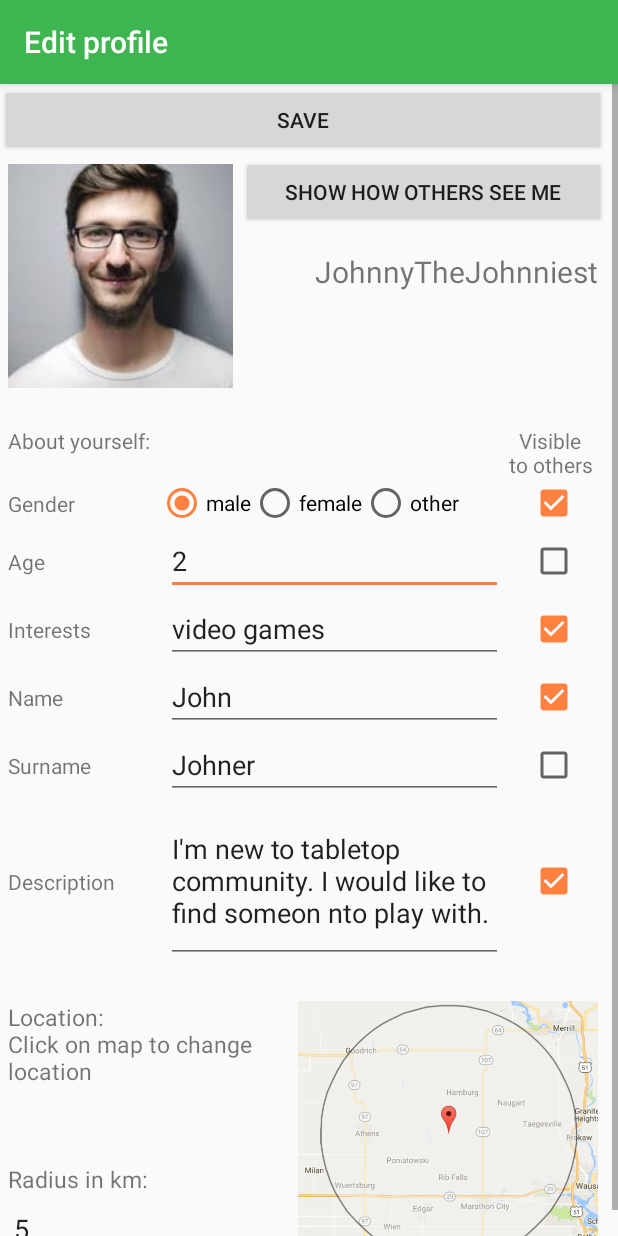
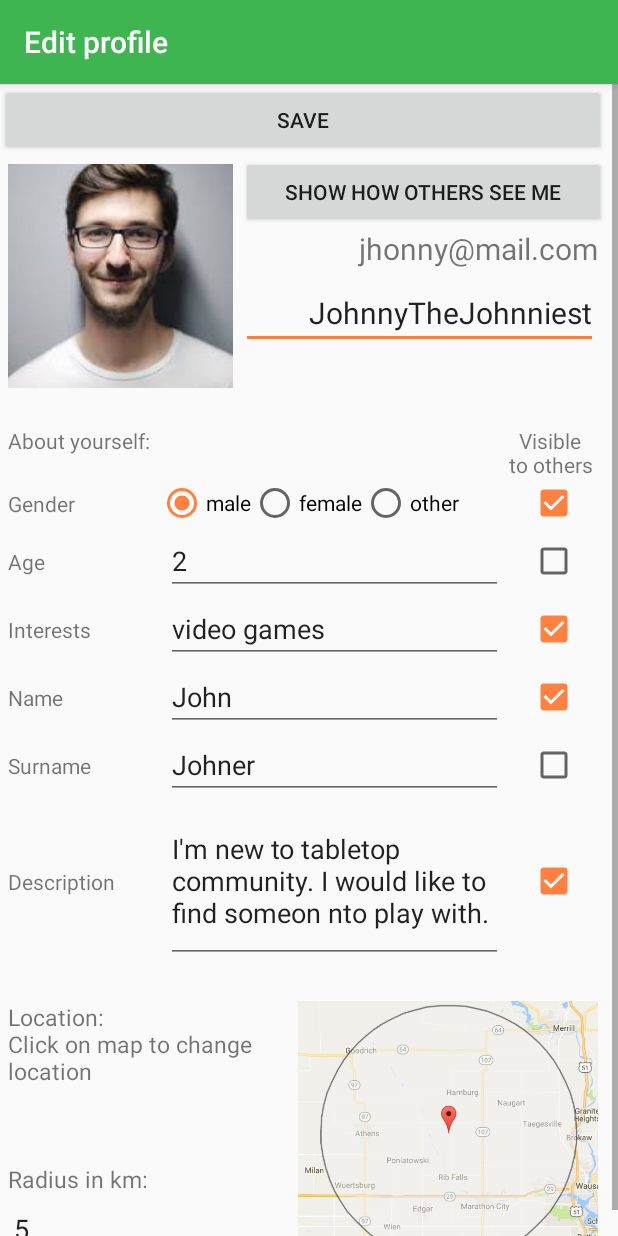
Before and after one commit to Mustrumion/HobbyHunter2, an Android app: the MainActivity screen opened directly, with no data from a screen before it, after a tap on "MY PROFILE", on a phone screen of 412 x 824 dp. Run offline under Robolectric (Android 15) with nearby library versions, the phone set to English and light mode, and no system bars; libraries missing offline, so code that uses them is left out: org.apache.commons; network calls fail; 1 statement that could not run was skipped.

Commit message:
loading profile

```diff
--- a/app/build.gradle
+++ b/app/build.gradle
@@ -30,6 +30,7 @@ dependencies {
     implementation 'com.google.android.gms:play-services-maps:15.0.1'
     implementation 'com.google.android.gms:play-services-location:15.0.1'
     implementation 'com.loopj.android:android-async-http:1.4.9'
+    implementation 'commons-beanutils:commons-beanutils:1.9.3'
     implementation 'com.squareup.retrofit2:retrofit:2.1.0'
     implementation 'com.google.code.gson:gson:2.8.0'
     implementation 'com.squareup.retrofit2:converter-gson:2.1.0'
--- a/app/src/main/java/hunterpackage/hobbyhunter2/MainActivity.java
+++ b/app/src/main/java/hunterpackage/hobbyhunter2/MainActivity.java
@@ -10,23 +10,25 @@ import android.view.View;
 import android.view.View.OnClickListener;
 import android.widget.AutoCompleteTextView;
 import android.widget.Button;
+import android.widget.LinearLayout;
 import android.widget.TextView;
 
 import hunterpackage.hobbyhunter2.RestUtils.Token;
 
 public class MainActivity extends AppCompatActivity {
 
-    TextView mAccount;
-    Token tokenInfo;
+    private TextView mAccount;
+    private Token tokenInfo;
+    private LinearLayout layout;
 
     @Override
     protected void onCreate(Bundle savedInstanceState) {
         super.onCreate(savedInstanceState);
         setContentView(R.layout.activity_main);
-        Toolbar toolbar = (Toolbar) findViewById(R.id.toolbar);
+        Toolbar toolbar = findViewById(R.id.toolbar);
         setSupportActionBar(toolbar);
 
-        FloatingActionButton fab = (FloatingActionButton) findViewById(R.id.fab);
+        FloatingActionButton fab = findViewById(R.id.fab);
         fab.setOnClickListener(new OnClickListener() {
             @Override
             public void onClick(View view) {
@@ -39,7 +41,7 @@ public class MainActivity extends AppCompatActivity {
         configureMyProfileButton();
         configureMyHobbiesButton();
 
-        mAccount = (TextView) findViewById(R.id.accountName);
+        mAccount = findViewById(R.id.accountName);
 
         Bundle b = getIntent().getExtras();
         if(b == null){
@@ -67,7 +69,11 @@ public class MainActivity extends AppCompatActivity {
 
             @Override
             public void onClick(View v) {
-                startActivity(new Intent(MainActivity.this, ProfileViewActivity.class));
+                Intent newIntent = new Intent(MainActivity.this, ProfileViewActivity.class);
+                Bundle bundle = new Bundle();
+                bundle.putSerializable("tokenInfo", tokenInfo);
+                newIntent.putExtras(bundle);
+                startActivity(newIntent);
             }
         });
     }
--- a/app/src/main/java/hunterpackage/hobbyhunter2/ProfileViewActivity.java
+++ b/app/src/main/java/hunterpackage/hobbyhunter2/ProfileViewActivity.java
@@ -1,17 +1,37 @@
 package hunterpackage.hobbyhunter2;
 
 import android.content.Intent;
+import android.support.constraint.ConstraintLayout;
+import android.support.design.widget.Snackbar;
 import android.support.v7.app.AppCompatActivity;
 import android.os.Bundle;
 import android.view.View;
 import android.widget.Button;
+import android.widget.EditText;
 import android.widget.ImageView;
+import android.widget.LinearLayout;
+import android.widget.TextView;
+
+import java.lang.reflect.InvocationTargetException;
 
 import hunterpackage.hobbyhunter2.RestUtils.ApiService;
+import hunterpackage.hobbyhunter2.RestUtils.Profile;
+import hunterpackage.hobbyhunter2.RestUtils.Token;
+import hunterpackage.hobbyhunter2.RestUtils.User;
+import retrofit2.Call;
+import retrofit2.Callback;
+import retrofit2.Response;
+
+import static org.apache.commons.beanutils.BeanUtils.copyProperties;
 
 public class ProfileViewActivity extends AppCompatActivity {
 
     private ApiService mAPIService;
+    private Token tokenInfo;
+    private Profile profile;
+    private TextView mEmail;
+    private EditText mNick;
+    private ConstraintLayout layout;
 
     @Override
     protected void onCreate(Bundle savedInstanceState) {
@@ -19,6 +39,37 @@ public class ProfileViewActivity extends AppCompatActivity {
         setContentView(R.layout.activity_profile_view);
         configureMap();
         configureViewOthersButton();
+        configureSaveButton();
+
+        layout = findViewById(R.id.edit_profile_layout);
+
+        mEmail = findViewById(R.id.email);
+        mNick = findViewById(R.id.nick);
+        profile = new Profile();
+
+        Bundle b = getIntent().getExtras();
+        if(b == null){
+            return;
+        }
+        tokenInfo = (Token)(b.getSerializable("tokenInfo"));
+        if (tokenInfo != null){
+            mEmail.setText(tokenInfo.getUser().getEmail());
+        }
+        getProfile(tokenInfo.getUser().getID());
+    }
+
+
+    private void configureSaveButton(){
+        Button saveProfile = findViewById(R.id.save_profile);
+        saveProfile.setOnClickListener(new View.OnClickListener(){
+
+            @Override
+            public void onClick(View v) {
+                if(tokenInfo != null){
+                    postProfile(tokenInfo.getUser().getID(), profile);
+                }
+            }
+        });
     }
 
 
@@ -32,8 +83,9 @@ public class ProfileViewActivity extends AppCompatActivity {
             }
         });
     }
+
     private void configureViewOthersButton(){
-        Button othersView = (Button) findViewById(R.id.profileOthers);
+        Button othersView = (Button) findViewById(R.id.profile_others);
         othersView.setOnClickListener(new View.OnClickListener(){
 
             @Override
@@ -42,4 +94,54 @@ public class ProfileViewActivity extends AppCompatActivity {
             }
         });
     }
+
+
+
+    public void getProfile(int id) {
+        mAPIService.getProfile(id).enqueue(new Callback<Profile>() {
+            @Override
+            public void onResponse(Call<Profile> call, Response<Profile> response) {
+                if(response.isSuccessful()) {
+                    mNick.setText(response.body().getNick());
+                }
+                else{
+                    Snackbar.make(layout, "Not authorized.", Snackbar.LENGTH_LONG)
+                            .setAction("Action", null).show();
+                }
+            }
+
+            @Override
+            public void onFailure(Call<Profile> call, Throwable t) {
+                Snackbar.make(layout, "Pulling profile data from server failed, are you online?", Snackbar.LENGTH_LONG)
+                        .setAction("Action", null).show();
+            }
+        });
+    }
+
+    public void postProfile(int id, Profile profile) {
+        mAPIService.postProfile(id, profile).enqueue(new Callback<Profile>() {
+            @Override
+            public void onResponse(Call<Profile> call, Response<Profile> response) {
+                if(response.isSuccessful()) {
+                    try {
+                        copyProperties(response.body(), profile);
+                    } catch (Exception e) {
+                        Snackbar.make(layout, "Exception copying data from response.", Snackbar.LENGTH_LONG)
+                                .setAction("Action", null).show();
+                    }
+                    mNick.setText(profile.getNick());
+                }
+                else{
+                    Snackbar.make(layout, "Not authorized to save this profile.", Snackbar.LENGTH_LONG)
+                            .setAction("Action", null).show();
+                }
+            }
+
+            @Override
+            public void onFailure(Call<Profile> call, Throwable t) {
+                Snackbar.make(layout, "Pulling profile data from server failed, are you online?", Snackbar.LENGTH_LONG)
+                        .setAction("Action", null).show();
+            }
+        });
+    }
 }
--- a/app/src/main/java/hunterpackage/hobbyhunter2/RestUtils/ApiService.java
+++ b/app/src/main/java/hunterpackage/hobbyhunter2/RestUtils/ApiService.java
@@ -6,6 +6,7 @@ import retrofit2.http.Field;
 import retrofit2.http.FormUrlEncoded;
 import retrofit2.http.GET;
 import retrofit2.http.POST;
+import retrofit2.http.Path;
 
 public interface ApiService {
 
@@ -14,7 +15,7 @@ public interface ApiService {
     @POST("/login")
     Call<Token> logIn(@Body User user);
     @GET("/users/{id}/profile")
-    Call<Profile> getProfile();
+    Call<Profile> getProfile(@Path("id") int id);
     @POST("/users/{id}/profile")
-    Call<Profile> postProfile(@Body Profile profile);
+    Call<Profile> postProfile(@Path("id") int id, @Body Profile profile);
 }
--- a/app/src/main/java/hunterpackage/hobbyhunter2/RestUtils/ApiUtils.java
+++ b/app/src/main/java/hunterpackage/hobbyhunter2/RestUtils/ApiUtils.java
@@ -6,7 +6,8 @@ public class ApiUtils {
 
     //public static final String BASE_URL = "http://localhost:6666/";
     //    public static final String BASE_URL = "http://192.168.172.2:6666/";
-    public static final String BASE_URL = "http://192.168.0.11:6666/";
+    //    public static final String BASE_URL = "http://192.168.0.11:6666/";
+    public static final String BASE_URL = "http://192.168.172.2:6666/";
     //public static final String BASE_URL = "http://10.160.34.182:6666/";
     public static final long TIMEOUT = 120; //timeout, set high for debugging purpose
 
--- a/app/src/main/res/layout/activity_profile_view.xml
+++ b/app/src/main/res/layout/activity_profile_view.xml
@@ -1,5 +1,6 @@
 <?xml version="1.0" encoding="utf-8"?>
 <android.support.constraint.ConstraintLayout xmlns:android="http://schemas.android.com/apk/res/android"
+    android:id="@+id/edit_profile_layout"
     xmlns:app="http://schemas.android.com/apk/res-auto"
     xmlns:tools="http://schemas.android.com/tools"
     android:layout_width="match_parent"
@@ -17,6 +18,7 @@
             app:layout_constraintEnd_toEndOf="parent">
 
             <Button
+                android:id="@+id/save_profile"
                 android:layout_width="match_parent"
                 android:layout_height="wrap_content"
                 android:text="Save" />
@@ -26,7 +28,7 @@
                 android:layout_height="160dp">
 
                 <ImageView
-                    android:id="@+id/profilePic"
+                    android:id="@+id/profile_pic"
                     android:layout_width="150dp"
                     android:layout_height="match_parent"
                     android:layout_alignParentLeft="true"
@@ -35,20 +37,32 @@
                     android:src="@drawable/profile_mock" />
 
                 <Button
-                    android:id="@+id/profileOthers"
+                    android:id="@+id/profile_others"
                     android:layout_width="match_parent"
                     android:layout_height="wrap_content"
-                    android:layout_toRightOf="@id/profilePic"
+                    android:layout_toRightOf="@id/profile_pic"
                     android:text="Show how others see me" />
 
                 <LinearLayout
                     android:layout_width="match_parent"
                     android:layout_height="wrap_content"
-                    android:layout_centerVertical="true"
-                    android:layout_toRightOf="@+id/profilePic"
+                    android:layout_centerVertical="false"
+                    android:layout_below="@id/profile_others"
+                    android:layout_toRightOf="@+id/profile_pic"
                     android:orientation="vertical">
 
                     <TextView
+                        android:id="@+id/email"
+                        android:layout_width="match_parent"
+                        android:layout_height="wrap_content"
+                        android:layout_marginBottom="5dp"
+                        android:layout_marginRight="5dp"
+                        android:text="jhonny@mail.com"
+                        android:textAlignment="textEnd"
+                        android:textSize="20dp" />
+
+                    <EditText
+                        android:id="@+id/nick"
                         android:layout_width="match_parent"
                         android:layout_height="wrap_content"
                         android:layout_marginBottom="5dp"
@@ -87,9 +101,8 @@
                     android:text="Gender" />
 
                 <RadioGroup
-                    android:id="@+id/radioGroup1"
+                    android:id="@+id/genderGroup"
                     android:layout_alignParentLeft="true"
-                    android:layout_below="@+id/textView1"
                     android:layout_columnWeight="1"
                     android:layout_gravity="fill"
                     android:orientation="horizontal">
@@ -115,6 +128,7 @@
                 </RadioGroup>
 
                 <CheckBox
+                    android:id="@+id/genderVisible"
                     android:layout_columnWeight="1"
                     android:layout_gravity="center"
                     android:checked="true" />
@@ -133,6 +147,7 @@
                     android:text="2" />
 
                 <CheckBox
+                    android:id="@+id/ageVisible"
                     android:layout_columnWeight="1"
                     android:layout_gravity="center" />
 
@@ -143,6 +158,7 @@
                     android:text="Interests" />
 
                 <EditText
+                    android:id="@+id/interests"
                     android:layout_columnWeight="1"
                     android:layout_gravity="fill"
                     android:layout_marginLeft="5dp"
@@ -150,6 +166,7 @@
                     android:text="video games" />
 
                 <CheckBox
+                    android:id="@+id/interestsVisible"
                     android:layout_columnWeight="1"
                     android:layout_gravity="center"
                     android:checked="true" />
```
Also changed, not shown: app/src/main/java/hunterpackage/hobbyhunter2/LoginActivity.java (+5 -5 lines).
